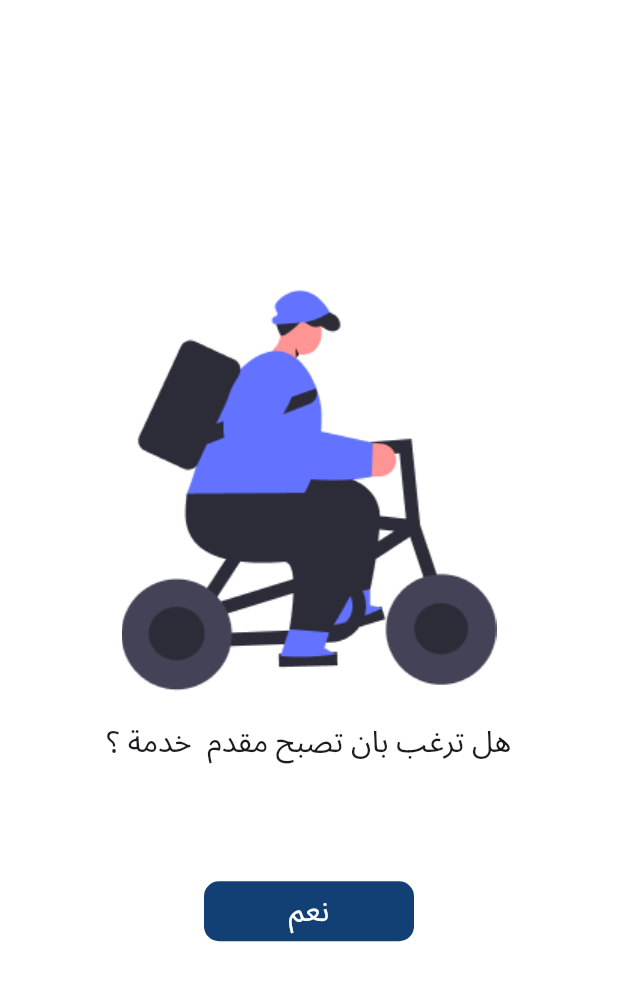
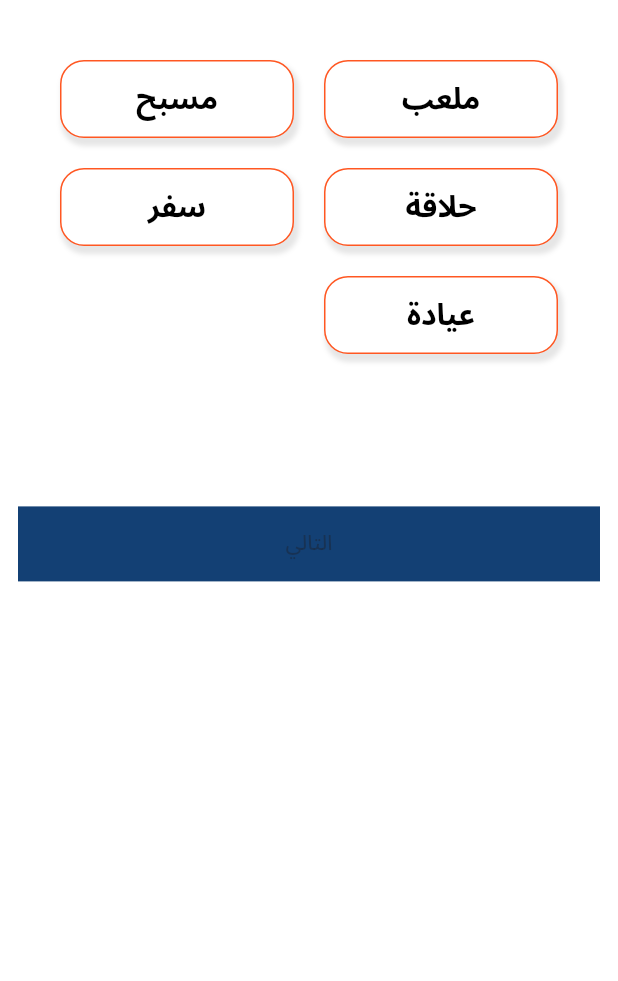
Before and after one commit to MahmoudShbly/booking_app, a Flutter app: the ServicesView screen opened directly, scrolled down 100 dp, after a tap on "نعم", on a phone screen of 412 x 824 dp. Shown: the top 981 px of the screen. Run offline on Flutter 3.47's test engine with Material 3 defaults, Android fonts, the phone set to English and light mode, and no system bars; our stand-ins replace dartz, dio, flutter_bloc, go_router, persistent_bottom_nav_bar_v2; missing offline and left inert: font_awesome_icon_class; network calls fail.

Commit message:
add choose category view and implement category selection logic

```diff
--- a/lib/core/utils/app_router.dart
+++ b/lib/core/utils/app_router.dart
@@ -1,11 +1,13 @@
 import 'package:booking_app/features/home/presentation/views/details_view.dart';
 import 'package:booking_app/features/home/presentation/views/categories_view.dart';
 import 'package:booking_app/features/main/presentation/views/main_view.dart';
+import 'package:booking_app/features/services/presentation/views/choose_category_view.dart';
 import 'package:go_router/go_router.dart';
 
 abstract class AppRouter {
   static final kCategoriesView = '/kCategoriesView';
   static final kDetailsView = '/kDetailsView';
+  static final kChooseCategoryView = '/kChooseCategoryView';
   static final router = GoRouter(
     routes: [
       GoRoute(path: '/', builder: (context, state) => const MainView()),
@@ -17,6 +19,10 @@ abstract class AppRouter {
         path: kDetailsView,
         builder: (context, state) => const DetailsView(),
       ),
+      GoRoute(
+        path: kChooseCategoryView,
+        builder: (context, state) => const ChooseCategoryView(),
+      ),
     ],
   );
 }
--- a/lib/core/utils/styles.dart
+++ b/lib/core/utils/styles.dart
@@ -9,10 +9,11 @@ class Styles {
   static const textStyle26 = TextStyle(
     fontSize: 26,
     fontWeight: FontWeight.bold,
+
   );
   static const textStyle24 = TextStyle(
     fontSize: 24,
-    fontWeight: FontWeight.w400,
+    fontWeight: FontWeight.w400,color: Colors.black
   );
   static const textStyle20 = TextStyle(
     fontSize: 20,
--- a/lib/core/widgets/custom_button_component.dart
+++ b/lib/core/widgets/custom_button_component.dart
@@ -10,6 +10,8 @@ class CustomButtonComponent extends StatelessWidget {
      this.height=50,
      this.titleStyle,
      this.color = kBlue,
+     this.onTap,
+     this.border,
   });
   final double borderRadius;
   final double width;
@@ -17,15 +19,18 @@ class CustomButtonComponent extends StatelessWidget {
   final String title;
   final TextStyle? titleStyle;
   final Color color;
+  final void Function()?onTap;
+  final BoxBorder? border;
   @override
   Widget build(BuildContext context) {
     return TextButton(
-      onPressed: () {},
+      onPressed: onTap,
       child: Container(
 
         width: width,
         height: height,
         decoration: BoxDecoration(
+          border: border,
           color: color,
           borderRadius: BorderRadius.circular(borderRadius),
         ),
--- /dev/null
+++ b/lib/features/services/presentation/manager/cubit/be_provider_cubit.dart
@@ -0,0 +1,23 @@
+import 'package:flutter/material.dart';
+import 'package:flutter_bloc/flutter_bloc.dart';
+
+part 'be_provider_state.dart';
+
+class BeProviderCubit extends Cubit<BeProviderState> {
+  BeProviderCubit() : super(BeProviderInitial());
+
+  int selectedIndex = -1;
+
+  List<String> categories = [
+    "ملعب",
+    "مسبح",
+    "حلاقة",
+    "سفر",
+    "عيادة",
+  ];
+
+  void selectCategory(int index) {
+    selectedIndex = index;
+    emit(BeProviderCategorySelected());
+  }
+}
--- /dev/null
+++ b/lib/features/services/presentation/manager/cubit/be_provider_state.dart
@@ -0,0 +1,8 @@
+part of 'be_provider_cubit.dart';
+
+@immutable
+sealed class BeProviderState {}
+
+final class BeProviderInitial extends BeProviderState {}
+
+final class BeProviderCategorySelected extends BeProviderState {}
--- /dev/null
+++ b/lib/features/services/presentation/views/choose_category_view.dart
@@ -0,0 +1,75 @@
+import 'package:booking_app/core/widgets/custom_button_component.dart';
+import 'package:booking_app/features/services/presentation/manager/cubit/be_provider_cubit.dart';
+import 'package:flutter/material.dart';
+import 'package:flutter_bloc/flutter_bloc.dart';
+
+class ChooseCategoryView extends StatelessWidget {
+  const ChooseCategoryView({super.key});
+
+  @override
+  Widget build(BuildContext context) {
+    return Scaffold(
+      body: BlocBuilder<BeProviderCubit, BeProviderState>(
+        builder: (context, state) {
+          final cubit = context.read<BeProviderCubit>();
+
+          return
+             Column(
+               children: [
+                 SizedBox(
+                  height: MediaQuery.of(  context).size.height * 0.4,
+                   child: GridView.builder(
+                     padding: const EdgeInsets.all(40),
+                     gridDelegate: const SliverGridDelegateWithFixedCrossAxisCount(
+                       crossAxisCount: 2,
+                       crossAxisSpacing: 20,
+                       mainAxisSpacing: 20,
+                       childAspectRatio: 3,
+                     ),
+                     itemCount: cubit.categories.length,
+                     itemBuilder: (context, index) {
+                       final bool isSelected = index == cubit.selectedIndex;
+
+                       return GestureDetector(
+                         onTap: () => cubit.selectCategory(index),
+                         child: AnimatedContainer(
+
+                           duration: const Duration(milliseconds: 200 ),
+                           decoration: BoxDecoration(
+                             boxShadow: [
+                               BoxShadow(
+                                 color: Colors.black.withValues(alpha: 0.1),
+                                 offset: Offset(2, 4),
+                                 spreadRadius: 1,
+                                 blurRadius: 2,
+                               ),
+                             ],
+                             color: isSelected ? Colors.deepOrange : Colors.white,
+                             borderRadius: BorderRadius.circular(16),
+                             border: Border.all(color: Colors.deepOrange),
+                           ),
+                           child: Center(
+                             child: Text(
+                               cubit.categories[index],
+                               style: TextStyle(
+                                 fontSize: 20,
+                                 fontWeight: FontWeight.bold,
+                                 color: isSelected ? Colors.white : Colors.black,
+                               ),
+                             ),
+                           ),
+                         ),
+                       );
+                     },
+                   ),
+                 ),
+                 CustomButtonComponent(title:   "التالي",),
+               ],
+             )
+
+          ;
+        },
+      ),
+    );
+  }
+}
--- a/lib/features/services/presentation/views/widgets/services_view_body.dart
+++ b/lib/features/services/presentation/views/widgets/services_view_body.dart
@@ -1,9 +1,10 @@
-import 'package:booking_app/core/utils/constant.dart';
+import 'package:booking_app/core/utils/app_router.dart';
 import 'package:booking_app/core/utils/styles.dart';
 import 'package:booking_app/core/utils/temp.dart';
 import 'package:booking_app/core/widgets/custom_app_bar_component.dart';
 import 'package:booking_app/core/widgets/custom_button_component.dart';
 import 'package:flutter/material.dart';
+import 'package:go_router/go_router.dart';
 
 class ServicesViewBody extends StatelessWidget {
   const ServicesViewBody({super.key});
@@ -30,6 +31,8 @@ class ServicesViewBody extends StatelessWidget {
                 height: 40,
                 width: 140,
                 borderRadius: 10,
+                onTap: () => GoRouter.of(context).push(AppRouter.kChooseCategoryView),
+
               ),
             ],
           ),
--- a/lib/main.dart
+++ b/lib/main.dart
@@ -3,6 +3,7 @@ import 'package:booking_app/core/utils/bloc_observer.dart';
 import 'package:booking_app/features/home/data/repos/home_repo_impl.dart';
 import 'package:booking_app/features/home/presentation/manager/fetch%20categories/fetch_categories_cubit.dart';
 import 'package:booking_app/features/home/presentation/manager/fetch%20services/fetch_services_cubit.dart';
+import 'package:booking_app/features/services/presentation/manager/cubit/be_provider_cubit.dart';
 import 'package:flutter/material.dart';
 import 'package:flutter_bloc/flutter_bloc.dart';
 
@@ -21,7 +22,8 @@ class MyApp extends StatelessWidget {
   Widget build(BuildContext context) {
     return MultiBlocProvider(providers: [
       BlocProvider(create:(context)=>FetchCategoriesCubit(HomeRepoImpl())..fetchCategories()),
-      BlocProvider(create:(context)=>FetchServicesCubit(HomeRepoImpl())..fetchServices())
+      BlocProvider(create:(context)=>FetchServicesCubit(HomeRepoImpl())..fetchServices()),
+      BlocProvider(create:(context)=>BeProviderCubit()),
     ],
       child: MaterialApp.router(
         theme: ThemeData(
```
Also changed, not shown: pubspec.lock.
